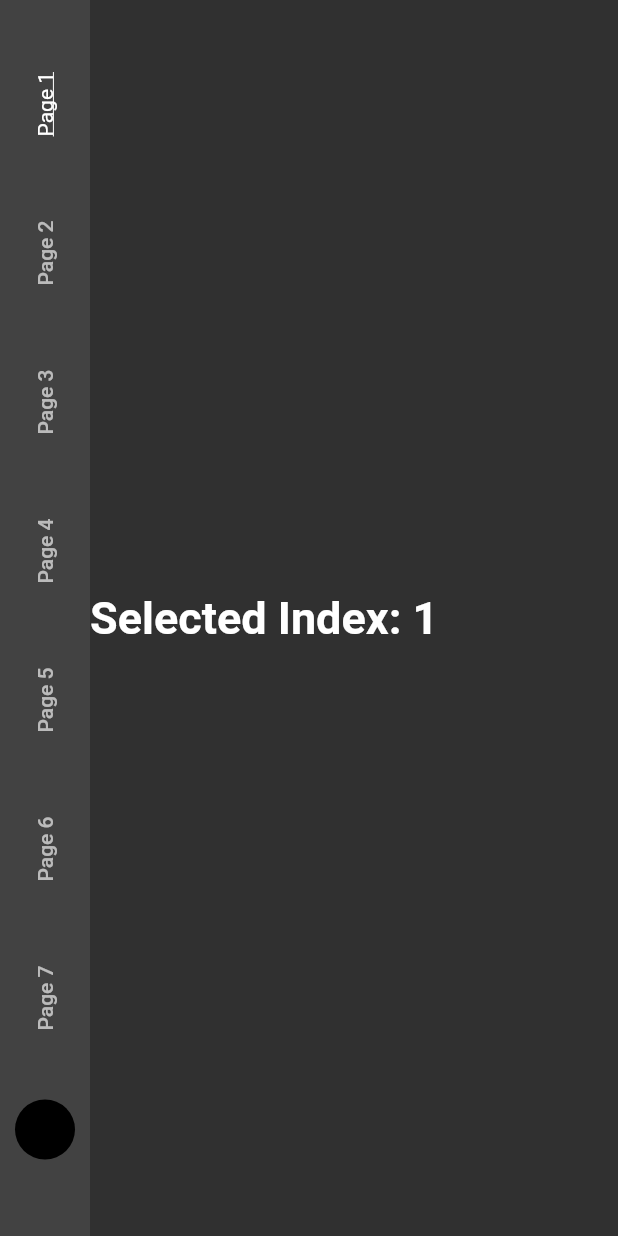
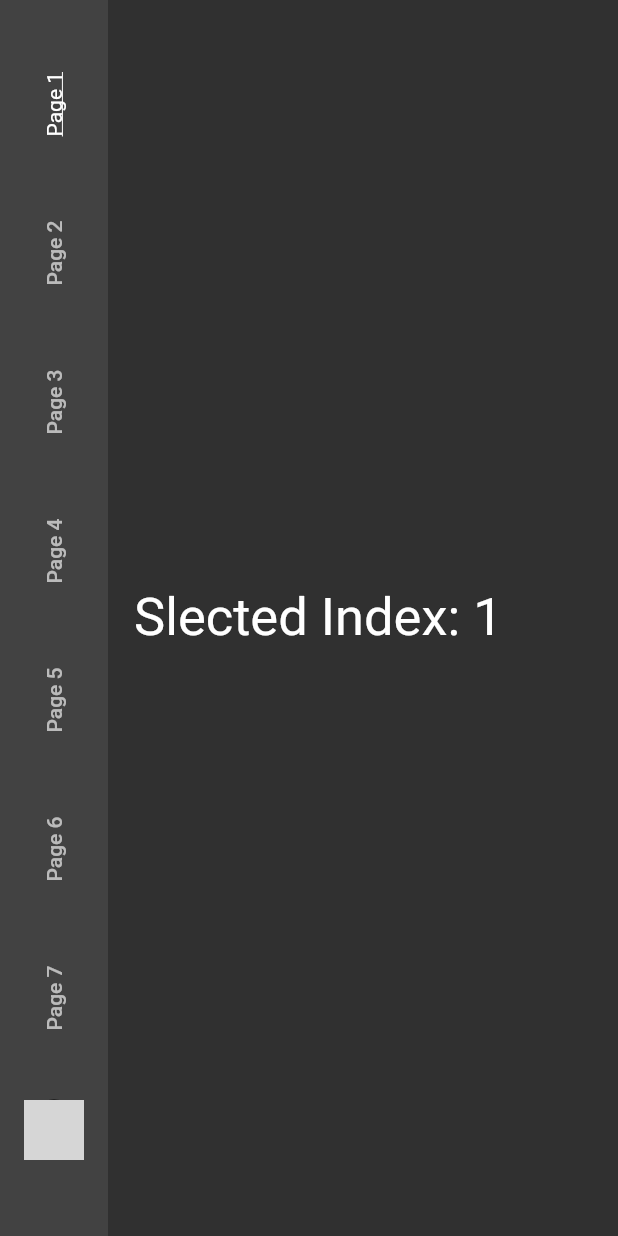
Before and after one commit to nuaiman/navigation_rail_demo, a Flutter app: the screen it shows after launch, on a phone screen of 412 x 824 dp. Run offline on Flutter 3.47's test engine with Material 2 defaults, Android fonts, the phone set to English and light mode, and no system bars; network calls fail; grey boxes are pictures that could not be loaded.

Commit message:
Update main.dart

```diff
--- a/lib/main.dart
+++ b/lib/main.dart
@@ -11,8 +11,8 @@ class MyApp extends StatelessWidget {
   Widget build(BuildContext context) {
     return MaterialApp(
       debugShowCheckedModeBanner: false,
+      theme: ThemeData.dark(),
       home: const HomePage(),
-      theme: ThemeData.dark(),
     );
   }
 }
@@ -33,71 +33,79 @@ class _HomePageState extends State<HomePage> {
       body: Row(
         children: [
           NavigationRail(
-            minWidth: 60,
-            trailing: const Padding(
-              padding: EdgeInsets.only(top: 30.0),
-              child: CircleAvatar(),
+            selectedLabelTextStyle: TextStyle(
+              decoration: TextDecoration.underline,
+            ),
+            trailing: Padding(
+              padding: const EdgeInsets.only(top: 30.0),
+              child: CircleAvatar(
+                backgroundImage: NetworkImage(
+                  'https://images.pexels.com/photos/220453/pexels-photo-220453.jpeg?auto=compress&cs=tinysrgb&dpr=2&h=750&w=1260',
+                ),
+              ),
             ),
             labelType: NavigationRailLabelType.all,
-            selectedLabelTextStyle:
-                const TextStyle(decoration: TextDecoration.underline),
             selectedIndex: _selectedIndex,
             onDestinationSelected: (index) {
               setState(() {
                 _selectedIndex = index;
               });
             },
-            destinations: const [
+            destinations: [
               NavigationRailDestination(
+                icon: const Icon(null),
                 label: RotatedBox(
                   quarterTurns: 3,
                   child: Text('Page 1'),
                 ),
-                  icon: Icon(null)),
+              ),
               NavigationRailDestination(
+                icon: const Icon(null),
                 label: RotatedBox(
                   quarterTurns: 3,
                   child: Text('Page 2'),
                 ),
-                  icon: Icon(null)),
+              ),
               NavigationRailDestination(
+                icon: const Icon(null),
                 label: RotatedBox(
                   quarterTurns: 3,
                   child: Text('Page 3'),
                 ),
-                  icon: Icon(null)),
+              ),
               NavigationRailDestination(
+                icon: const Icon(null),
                 label: RotatedBox(
                   quarterTurns: 3,
                   child: Text('Page 4'),
                 ),
-                  icon: Icon(null)),
+              ),
               NavigationRailDestination(
+                icon: const Icon(null),
                 label: RotatedBox(
                   quarterTurns: 3,
                   child: Text('Page 5'),
                 ),
-                  icon: Icon(null)),
+              ),
               NavigationRailDestination(
+                icon: const Icon(null),
                 label: RotatedBox(
                   quarterTurns: 3,
                   child: Text('Page 6'),
                 ),
-                  icon: Icon(null)),
+              ),
               NavigationRailDestination(
+                icon: const Icon(null),
                 label: RotatedBox(
                   quarterTurns: 3,
                   child: Text('Page 7'),
                 ),
-                  icon: Icon(null)),
+              ),
             ],
           ),
           Text(
-            'Selected Index: ${_selectedIndex + 1}',
-            style: const TextStyle(
-              fontSize: 30,
-              fontWeight: FontWeight.w600,
-            ),
+            '  Slected Index: ${_selectedIndex + 1}',
+            style: TextStyle(fontSize: 35),
           ),
         ],
       ),
```
Lines whose indentation alone changed are shown as unchanged.
